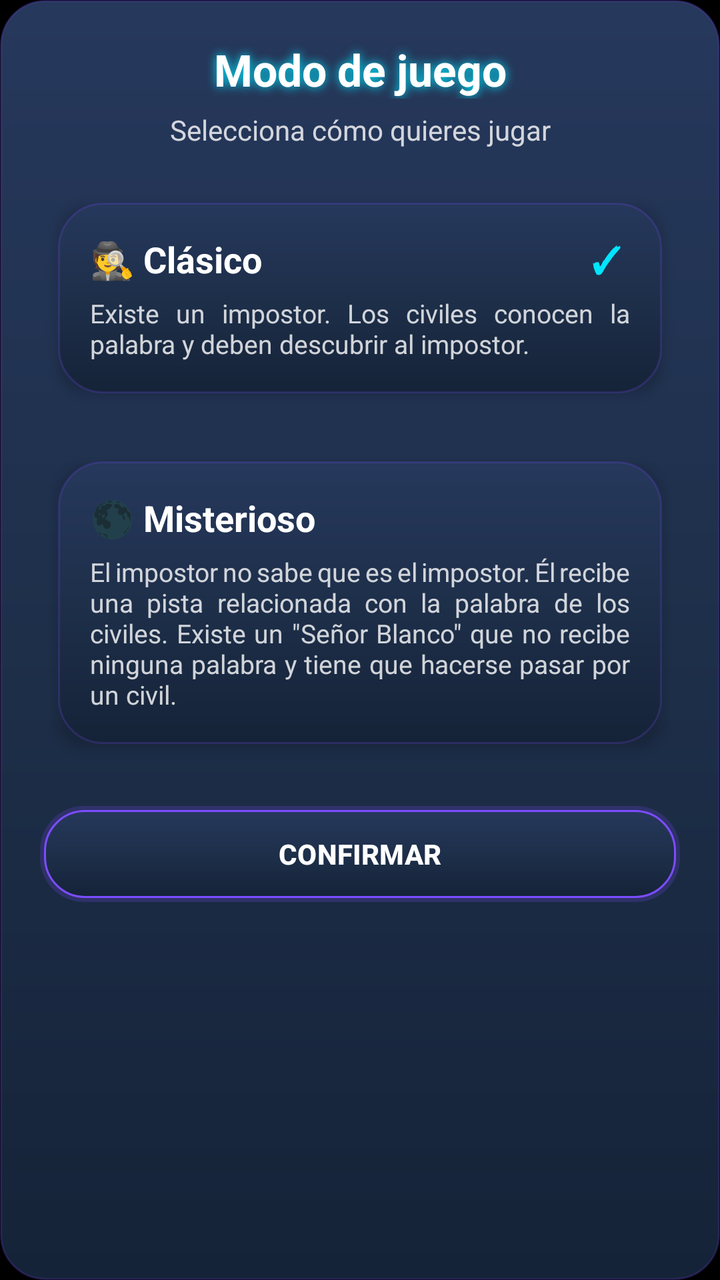
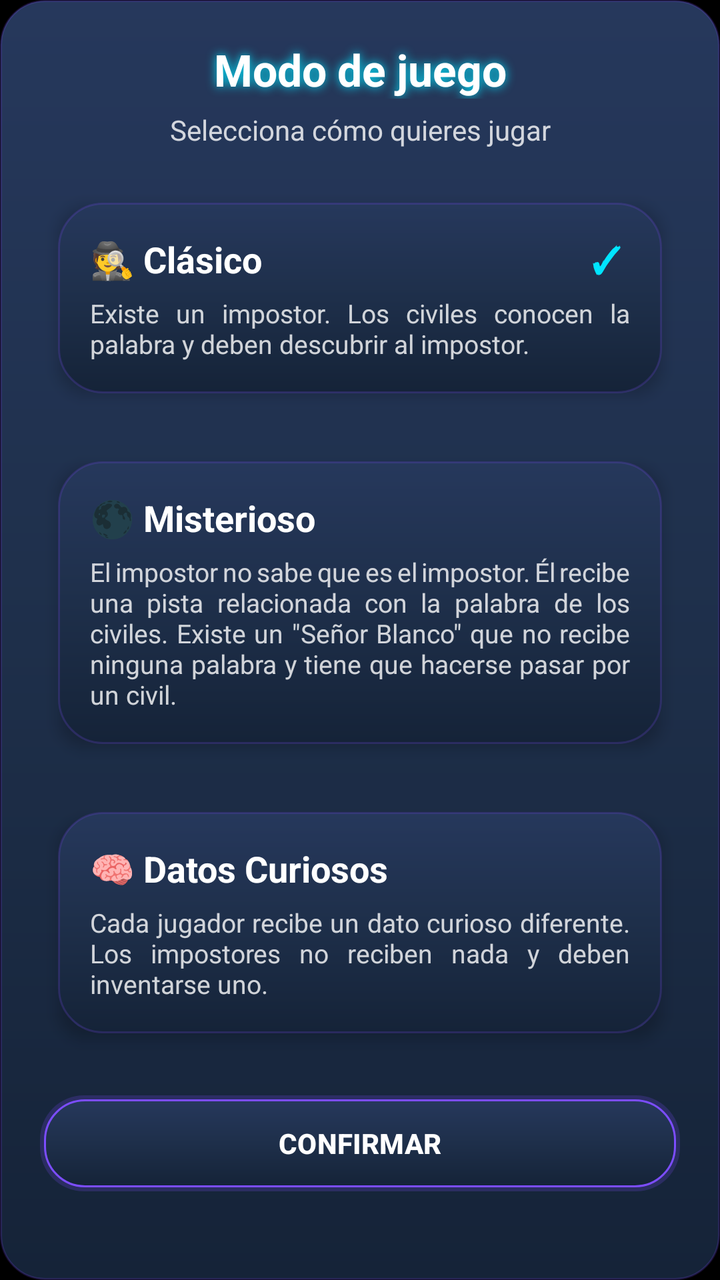

An Android layout rendered at two revisions. The XML below is the earlier revision; the diff shows what the commit changed to produce the second picture.
<!-- AndroidManifest.xml: application theme Theme.ImpostorGame -->
<!-- res/layout/bottomsheet_select_game_mode.xml -->
<?xml version="1.0" encoding="utf-8"?>
<LinearLayout xmlns:android="http://schemas.android.com/apk/res/android"
    xmlns:app="http://schemas.android.com/apk/res-auto"
    android:id="@+id/rootBottomSheet"
    android:layout_width="match_parent"
    android:layout_height="wrap_content"
    android:orientation="vertical"
    android:padding="20dp"
    android:background="@drawable/bg_card_main">

    <TextView
        android:layout_width="match_parent"
        android:layout_height="wrap_content"
        android:layout_marginBottom="6dp"
        android:gravity="center"
        android:text="Modo de juego"
        android:textColor="@android:color/white"
        android:textSize="22sp"
        android:textStyle="bold"
        android:shadowColor="#00E5FF"
        android:shadowDx="0"
        android:shadowDy="0"
        android:shadowRadius="12" />

    <TextView
        android:layout_width="match_parent"
        android:layout_height="wrap_content"
        android:layout_marginBottom="16dp"
        android:gravity="center"
        android:text="Selecciona cómo quieres jugar"
        android:textColor="#CCFFFFFF"
        android:textSize="14sp" />

    
    <androidx.cardview.widget.CardView
        android:id="@+id/cardModoClasico"
        android:layout_width="match_parent"
        android:layout_height="wrap_content"
        android:layout_marginBottom="12dp"
        android:clickable="true"
        android:focusable="true"
        app:cardCornerRadius="16dp"
        app:cardElevation="4dp"
        app:cardUseCompatPadding="true"
        app:cardBackgroundColor="@android:color/transparent">

        <LinearLayout
            android:layout_width="match_parent"
            android:layout_height="wrap_content"
            android:orientation="vertical"
            android:padding="16dp"
            android:background="@drawable/bg_card_main">

            <LinearLayout
                android:layout_width="match_parent"
                android:layout_height="wrap_content"
                android:orientation="horizontal"
                android:gravity="center_vertical">

                <TextView
                    android:layout_width="0dp"
                    android:layout_height="wrap_content"
                    android:layout_weight="1"
                    android:text="🕵️ Clásico"
                    android:textColor="@android:color/white"
                    android:textSize="18sp"
                    android:textStyle="bold" />

                <TextView
                    android:id="@+id/iconCheckClasico"
                    android:layout_width="24dp"
                    android:layout_height="24dp"
                    android:text="✓"
                    android:textSize="18sp"
                    android:textColor="#00E5FF"
                    android:textStyle="bold"
                    android:gravity="center"
                    android:visibility="visible" />

            </LinearLayout>

            <TextView
                android:layout_width="match_parent"
                android:layout_height="wrap_content"
                android:layout_marginTop="6dp"
                android:justificationMode="inter_word"
                android:text="Existe un impostor. Los civiles conocen la palabra y deben descubrir al impostor."
                android:textColor="#CCFFFFFF"
                android:textSize="13sp" />

        </LinearLayout>
    </androidx.cardview.widget.CardView>

    
    <androidx.cardview.widget.CardView
        android:id="@+id/cardModoMisterioso"
        android:layout_width="match_parent"
        android:layout_height="wrap_content"
        android:layout_marginBottom="12dp"
        android:clickable="true"
        android:focusable="true"
        app:cardCornerRadius="16dp"
        app:cardElevation="4dp"
        app:cardUseCompatPadding="true"
        app:cardBackgroundColor="@android:color/transparent">

        <LinearLayout
            android:layout_width="match_parent"
            android:layout_height="wrap_content"
            android:orientation="vertical"
            android:padding="16dp"
            android:background="@drawable/bg_card_main">

            <LinearLayout
                android:layout_width="match_parent"
                android:layout_height="wrap_content"
                android:orientation="horizontal"
                android:gravity="center_vertical">

                <TextView
                    android:layout_width="0dp"
                    android:layout_height="wrap_content"
                    android:layout_weight="1"
                    android:text="🌑 Misterioso"
                    android:textColor="@android:color/white"
                    android:textSize="18sp"
                    android:textStyle="bold" />

                <TextView
                    android:id="@+id/iconCheckMisterioso"
                    android:layout_width="24dp"
                    android:layout_height="24dp"
                    android:text="✓"
                    android:textSize="18sp"
                    android:textColor="#00E5FF"
                    android:textStyle="bold"
                    android:gravity="center"
                    android:visibility="gone" />

            </LinearLayout>

            <TextView
                android:layout_width="match_parent"
                android:layout_height="wrap_content"
                android:justificationMode="inter_word"
                android:layout_marginTop="6dp"
                android:text="El impostor no sabe que es el impostor. Él recibe una pista relacionada con la palabra de los civiles. Existe un &quot;Señor Blanco&quot; que no recibe ninguna palabra y tiene que hacerse pasar por un civil."
                android:textColor="#CCFFFFFF"
                android:textSize="13sp" />

        </LinearLayout>
    </androidx.cardview.widget.CardView>

    <Space android:layout_width="match_parent" android:layout_height="8dp" />

    <Button
        android:id="@+id/btnConfirmModo"
        android:layout_width="match_parent"
        android:layout_height="48dp"
        android:text="Confirmar"
        android:textAllCaps="true"
        android:textColor="@android:color/white"
        android:textStyle="bold"
        android:background="@drawable/btn_neon"
        android:backgroundTint="@null"
        app:backgroundTint="@null" />

    <Space android:layout_width="wrap_content" android:layout_height="60dp" />

</LinearLayout>
<!-- resources referenced by this layout -->
<resources>
  <!-- drawable bg_card_main (drawable) -->
  <?xml version="1.0" encoding="utf-8"?>
  <shape xmlns:android="http://schemas.android.com/apk/res/android">
  
      
      <gradient
          android:type="linear"
          android:angle="90"
          android:startColor="#152338"
          android:centerColor="#1E2F4A"
          android:endColor="#26385C" />
  
      
      <corners android:radius="22dp" />
  
      
      <stroke
          android:width="1dp"
          android:color="#337C4DFF" />
  </shape>
  <!-- drawable btn_neon (drawable) -->
  <?xml version="1.0" encoding="utf-8"?>
  <layer-list xmlns:android="http://schemas.android.com/apk/res/android">
  
      
      <item>
          <shape>
              <corners android:radius="22dp" />
              <solid android:color="#337C4DFF" />
          </shape>
      </item>
  
      
      <item
          android:bottom="2dp"
          android:left="2dp"
          android:right="2dp"
          android:top="2dp">
          <shape>
              <corners android:radius="20dp" />
  
              
              <gradient
                  android:angle="90"
                  android:centerColor="#1E2F4A"
                  android:endColor="#26385C"
                  android:startColor="#152338"
                  android:type="linear" />
  
              
              <stroke
                  android:width="1dp"
                  android:color="#7C4DFF" />
          </shape>
      </item>
  
  </layer-list>
  <style name="Theme.ImpostorGame" parent="Base.Theme.ImpostorGame">
          <item name="colorPrimary">#00E5FF</item>
          <item name="colorOnPrimary">#FFFFFF</item>
          <item name="android:statusBarColor">@android:color/transparent</item>
          <item name="android:windowBackground">@android:color/black</item>
      </style>
  <style name="Base.Theme.ImpostorGame" parent="Theme.Material3.DayNight.NoActionBar" />
</resources>

<!-- the commit's change to res/layout/bottomsheet_select_game_mode.xml (unified diff, before → after) -->
@@ -151,6 +151,66 @@
         </LinearLayout>
     </androidx.cardview.widget.CardView>
 
+    
+    <androidx.cardview.widget.CardView
+        android:id="@+id/cardModoDatosCuriosos"
+        android:layout_width="match_parent"
+        android:layout_height="wrap_content"
+        android:layout_marginBottom="12dp"
+        android:clickable="true"
+        android:focusable="true"
+        app:cardCornerRadius="16dp"
+        app:cardElevation="4dp"
+        app:cardUseCompatPadding="true"
+        app:cardBackgroundColor="@android:color/transparent">
+
+        <LinearLayout
+            android:layout_width="match_parent"
+            android:layout_height="wrap_content"
+            android:orientation="vertical"
+            android:padding="16dp"
+            android:background="@drawable/bg_card_main">
+
+            <LinearLayout
+                android:layout_width="match_parent"
+                android:layout_height="wrap_content"
+                android:orientation="horizontal"
+                android:gravity="center_vertical">
+
+                <TextView
+                    android:layout_width="0dp"
+                    android:layout_height="wrap_content"
+                    android:layout_weight="1"
+                    android:text="🧠 Datos Curiosos"
+                    android:textColor="@android:color/white"
+                    android:textSize="18sp"
+                    android:textStyle="bold" />
+
+                <TextView
+                    android:id="@+id/iconCheckDatosCuriosos"
+                    android:layout_width="24dp"
+                    android:layout_height="24dp"
+                    android:text="✓"
+                    android:textSize="18sp"
+                    android:textColor="#00E5FF"
+                    android:textStyle="bold"
+                    android:gravity="center"
+                    android:visibility="gone" />
+
+            </LinearLayout>
+
+            <TextView
+                android:layout_width="match_parent"
+                android:layout_height="wrap_content"
+                android:layout_marginTop="6dp"
+                android:justificationMode="inter_word"
+                android:text="Cada jugador recibe un dato curioso diferente. Los impostores no reciben nada y deben inventarse uno."
+                android:textColor="#CCFFFFFF"
+                android:textSize="13sp" />
+
+        </LinearLayout>
+    </androidx.cardview.widget.CardView>
+
     <Space android:layout_width="match_parent" android:layout_height="8dp" />
 
     <Button
